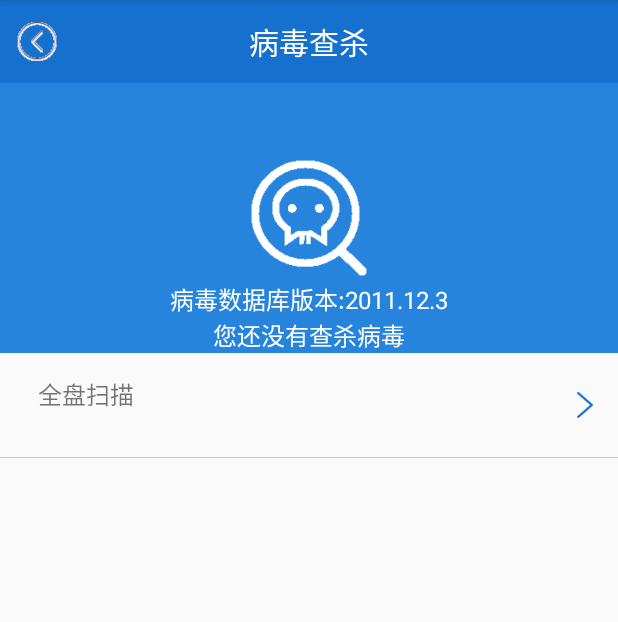
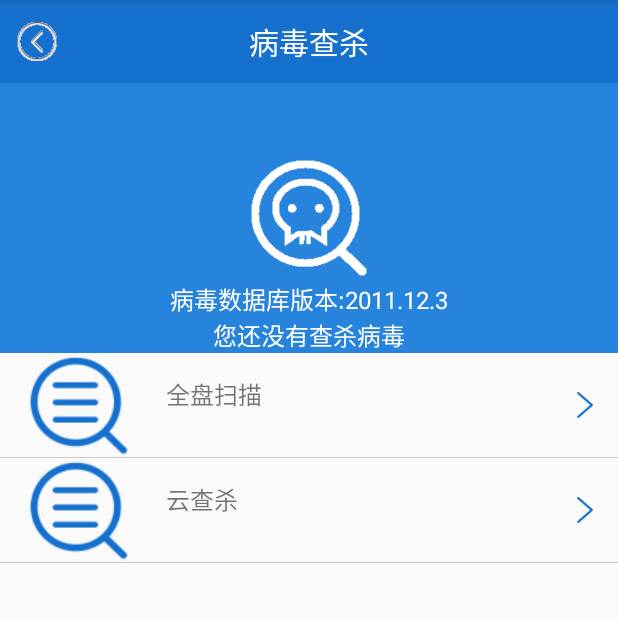
Before and after one commit to fungray/MobileGuard, an Android app: the screen it shows after launch (VirusScanActivity), after a tap on "手机杀毒", on a phone screen of 412 x 824 dp, the part 84-706 px from its top. Run offline under Robolectric (Android 15) with nearby library versions, the phone set to English and light mode, and no system bars.

Commit message:
云查杀部分（缺自动升级安装app2 部分

```diff
--- a/app/src/main/java/cn/edu/gdmec/android/mobileguard/App.java
+++ b/app/src/main/java/cn/edu/gdmec/android/mobileguard/App.java
@@ -3,6 +3,8 @@ package cn.edu.gdmec.android.mobileguard;
 import android.app.Application;
 import android.content.Context;
 import android.content.SharedPreferences;
+import android.os.Build;
+import android.os.StrictMode;
 import android.telephony.SmsManager;
 import android.telephony.TelephonyManager;
 import android.text.TextUtils;
@@ -17,6 +19,10 @@ public class App extends Application {
     public void onCreate(){
         super.onCreate();
         correctSIM();
+        if(Build.VERSION.SDK_INT >=Build.VERSION_CODES.N){
+            StrictMode.VmPolicy.Builder builder= new StrictMode.VmPolicy.Builder();
+            StrictMode.setVmPolicy(builder.build());
+        }
     }
     public void correctSIM(){
         //检查sim卡是否发生变化
--- a/app/src/main/java/cn/edu/gdmec/android/mobileguard/m5virusscan/entity/ScanAppInfo.java
+++ b/app/src/main/java/cn/edu/gdmec/android/mobileguard/m5virusscan/entity/ScanAppInfo.java
@@ -13,4 +13,6 @@ public class ScanAppInfo {
     public String description;
     public Drawable appicon;
 
+    public String virusScanUrl;
+    public String md5info;
 }
--- a/app/src/main/res/layout/activity_virus_scan.xml
+++ b/app/src/main/res/layout/activity_virus_scan.xml
@@ -38,7 +38,8 @@
             style="@style/wrapcontent"
             android:layout_alignParentLeft="true"
             android:layout_centerVertical="true"
-            android:layout_marginLeft="10dp"/>
+            android:layout_marginLeft="10dp"
+            android:src="@drawable/quickscan_icon"/>
         <TextView
             android:id="@+id/tv_allscan"
             style="@style/textview16sp"
@@ -66,4 +67,44 @@
             android:background="@color/black30"
             android:layout_alignParentBottom="true"/>
     </RelativeLayout>
+
+
+    <RelativeLayout
+        android:id="@+id/rl_cloudscanvirus"
+        android:layout_width="match_parent"
+        android:layout_height="70dp">
+        <ImageView
+            android:id="@+id/imgv_cloudscan"
+            style="@style/wrapcontent"
+            android:layout_alignParentLeft="true"
+            android:layout_centerVertical="true"
+            android:layout_marginLeft="10dp"
+            android:src="@drawable/quickscan_icon"/>
+        <TextView
+            android:id="@+id/tv_cloudscan"
+            style="@style/textview16sp"
+            android:layout_toRightOf="@+id/imgv_cloudscan"
+            android:layout_marginLeft="15dp"
+            android:layout_marginTop="15dp"
+            android:text="云查杀"/>
+        <TextView
+            style="@style/tvyellow14sp"
+            android:layout_below="@+id/tv_cloudscan"
+            android:layout_marginLeft="15dp"
+            android:layout_toRightOf="@+id/imgv_cloudscan"
+            android:layout_marginTop="10dp"
+            android:text="云查杀，杀毒更全面"/>
+        <View
+            android:layout_width="13dp"
+            android:layout_height="20dp"
+            android:background="@drawable/rightarrow_blue"
+            android:layout_alignParentRight="true"
+            android:layout_centerVertical="true"
+            android:layout_marginRight="15dp"/>
+        <View
+            android:layout_width="match_parent"
+            android:layout_height="1.0px"
+            android:background="@color/black30"
+            android:layout_alignParentBottom="true"/>
+    </RelativeLayout>
 </LinearLayout>
```
Also changed, not shown: app/src/main/java/cn/edu/gdmec/android/mobileguard/m1home/utils/VersionUpdateUtils.java (+8 -0 lines), app/src/main/java/cn/edu/gdmec/android/mobileguard/m5virusscan/Utils/UrlClient.java (added, +85 -0 lines), app/src/main/java/cn/edu/gdmec/android/mobileguard/m5virusscan/VirusScanActivity.java (+7 -0 lines), app/src/main/java/cn/edu/gdmec/android/mobileguard/m5virusscan/VirusScanSpeedActivity.java (+95 -1 lines).
